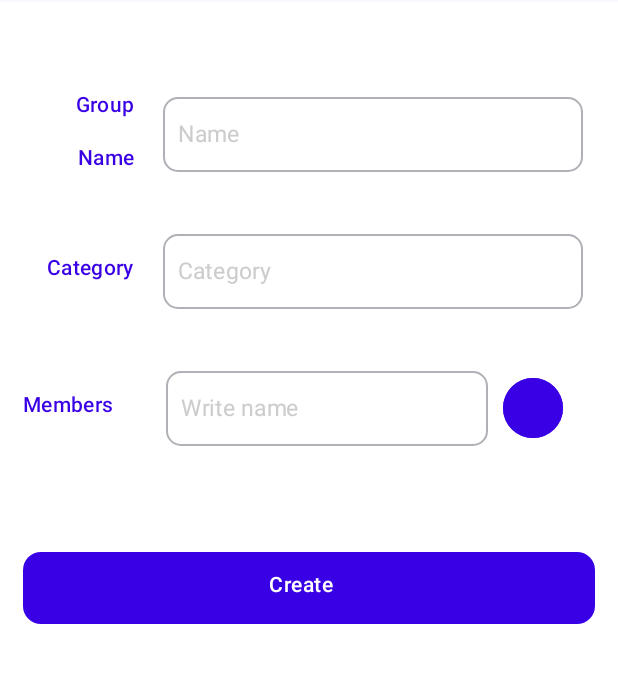
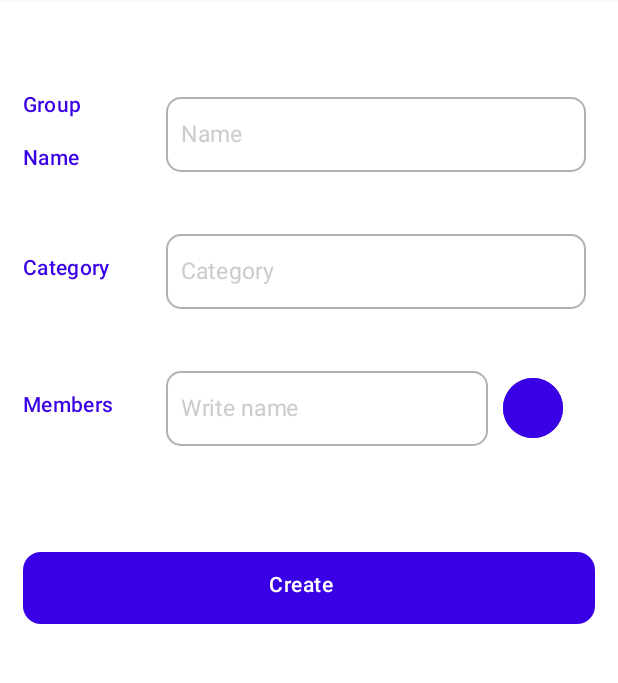
Before and after one commit to saba-ramezani/MyWePay, an Android app built with Jetpack Compose: the HomeScreen screen opened through its navigation route, after a tap on "Navigation Icon", on a phone screen of 412 x 824 dp, the part 96-779 px from its top. Run offline under Robolectric (Android 15) with nearby library versions, the phone set to English and light mode, and no system bars.

Commit message:
added some changes in CATEGORY and GROUPNAME fields in AddGroupScreen

```diff
--- a/app/src/main/java/com/example/wepay/screens/AddGroupeScreen.kt
+++ b/app/src/main/java/com/example/wepay/screens/AddGroupeScreen.kt
@@ -98,19 +98,25 @@ private fun GroupNameField(modifier: Modifier = Modifier, GroupNameState : TextF
         horizontalArrangement = Arrangement.spacedBy(0.dp, Alignment.CenterHorizontally),
         verticalAlignment = Alignment.CenterVertically,
         modifier = Modifier
-            .width(448.dp)
+            .fillMaxWidth()
             .height(76.dp)
     ) {
         Column(
-            verticalArrangement = Arrangement.spacedBy(15.dp, Alignment.Top),
-            horizontalAlignment = Alignment.End,
+            verticalArrangement = Arrangement.spacedBy(15.dp, Alignment.CenterVertically),
+            horizontalAlignment = Alignment.Start,
+            modifier = Modifier
+                .fillMaxWidth(0.25F)
+                .height(76.dp)
         ) {
             FieldTitle(title = "Group")
             FieldTitle(title = "Name")
         }
         Column(
-            verticalArrangement = Arrangement.spacedBy(15.dp, Alignment.Top),
-            horizontalAlignment = Alignment.End,
+            verticalArrangement = Arrangement.spacedBy(15.dp, Alignment.CenterVertically),
+            horizontalAlignment = Alignment.Start,
+            modifier = Modifier
+                .fillMaxWidth()
+                .height(76.dp)
         ) {
             GroupNameTextField(GroupNameState = GroupNameState)
         }
@@ -171,18 +177,24 @@ private fun CategoryField(modifier: Modifier = Modifier, CategoryState : TextFie
         horizontalArrangement = Arrangement.spacedBy(0.dp, Alignment.CenterHorizontally),
         verticalAlignment = Alignment.CenterVertically,
         modifier = Modifier
-            .width(448.dp)
+            .fillMaxWidth()
             .height(76.dp)
     ) {
         Column(
-            verticalArrangement = Arrangement.spacedBy(15.dp, Alignment.Top),
+            verticalArrangement = Arrangement.spacedBy(15.dp, Alignment.CenterVertically),
             horizontalAlignment = Alignment.End,
+            modifier = Modifier
+                .height(76.dp)
+                .fillMaxWidth(0.25F)
         ) {
             FieldTitle(title = "Category")
         }
         Column(
-            verticalArrangement = Arrangement.spacedBy(15.dp, Alignment.Top),
-            horizontalAlignment = Alignment.End,
+            verticalArrangement = Arrangement.spacedBy(15.dp, Alignment.CenterVertically),
+            horizontalAlignment = Alignment.Start,
+            modifier = Modifier
+                .height(76.dp)
+                .fillMaxWidth()
         ) {
             CategoryTextField(CategoryState = CategoryState)
         }
@@ -291,23 +303,7 @@ private fun MemberNameField(modifier: Modifier = Modifier) {
                 .height(76.dp)
                 .fillMaxWidth(0.25F)
         ) {
-            Text(
-                text = "Members",
-
-                // label large
-                style = TextStyle(
-                    fontSize = 14.sp,
-                    lineHeight = 17.sp,
-                    fontWeight = FontWeight(500),
-                    color = Color(0xFF3A00E5),
-                    letterSpacing = 0.2.sp,
-                    textAlign = TextAlign.Start
-                ),
-                modifier = Modifier
-                    .height(20.dp)
-                    .fillMaxWidth()
-                    .padding(end = 20.dp)
-            )
+            FieldTitle(title = "Members")
         }
         Row(
             horizontalArrangement = Arrangement.spacedBy(10.dp, Alignment.Start),
@@ -444,11 +440,11 @@ private fun FieldTitle(modifier: Modifier = Modifier, title: String) {
             fontWeight = FontWeight(500),
             color = Color(0xFF3A00E5),
             letterSpacing = 0.2.sp,
-            textAlign = TextAlign.End
+            textAlign = TextAlign.Start
         ),
         modifier = Modifier
             .height(20.dp)
-            .width(85.dp)
+            .fillMaxWidth()
             .padding(end = 20.dp)
     )
 }
```
